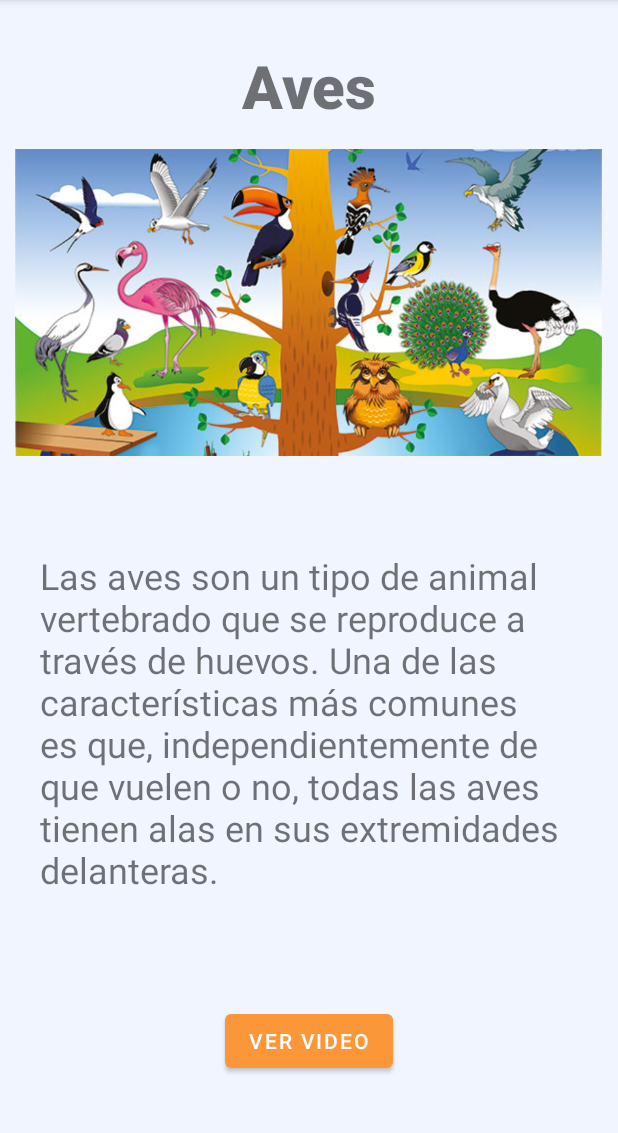
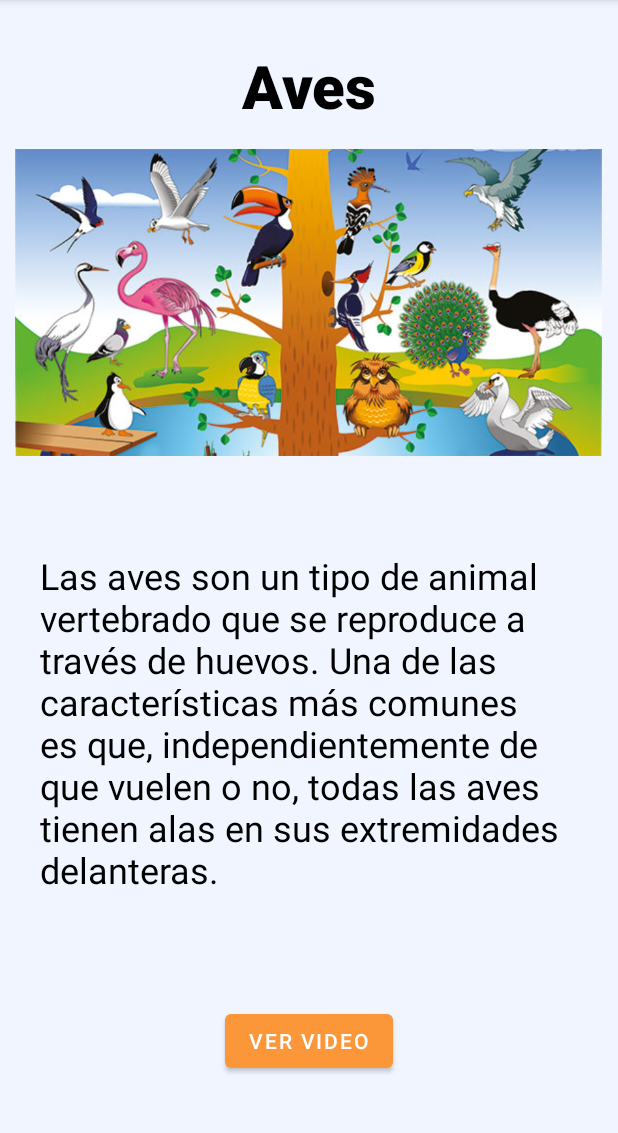
Before and after one commit to wom987/androidParcial1, an Android app: the AvesAct screen opened directly, with no data from a screen before it, on a phone screen of 412 x 824 dp, the part 84-1217 px from its top. Run offline under Robolectric (Android 15) with nearby library versions, the phone set to English and light mode, and no system bars.

Commit message:
Dark Mode issue solved!

```diff
--- a/app/src/main/res/layout/activity_aves2.xml
+++ b/app/src/main/res/layout/activity_aves2.xml
@@ -16,6 +16,7 @@
         android:layout_marginEnd="150dp"
         android:fontFamily="sans-serif-black"
         android:text="Aves"
+        android:textColor="@color/black"
         android:textSize="40sp"
         app:layout_constraintEnd_toEndOf="parent"
         app:layout_constraintStart_toStartOf="parent"
@@ -41,6 +42,7 @@
         android:layout_marginEnd="10dp"
         android:layout_marginBottom="50dp"
         android:text="Las aves son un tipo de animal vertebrado que se reproduce a través de huevos. Una de las características más comunes es que, independientemente de que vuelen o no, todas las aves tienen alas en sus extremidades delanteras. "
+        android:textColor="@color/black"
         android:textSize="24sp"
         app:layout_constraintBottom_toTopOf="@+id/btnVideoA"
         app:layout_constraintEnd_toEndOf="parent"
--- a/app/src/main/res/layout/activity_insectos2.xml
+++ b/app/src/main/res/layout/activity_insectos2.xml
@@ -16,6 +16,7 @@
         android:layout_marginEnd="150dp"
         android:fontFamily="sans-serif-black"
         android:text="Insectos"
+        android:textColor="@color/black"
         android:textSize="40sp"
         app:layout_constraintEnd_toEndOf="parent"
         app:layout_constraintStart_toStartOf="parent"
@@ -41,6 +42,7 @@
         android:layout_marginEnd="20dp"
         android:layout_marginBottom="8dp"
         android:text="Los insectos son animales pequeños que por lo general tienen un par de antenas en la cabeza, tres pares de patas en el tórax y uno o dos pares de alas en su etapa adulta. Muchos insectos tienen dos pares de alas; algunos pueden volar y otros no."
+        android:textColor="@color/black"
         android:textSize="24sp"
         app:layout_constraintBottom_toTopOf="@+id/btnVideoI"
         app:layout_constraintEnd_toEndOf="parent"
--- a/app/src/main/res/layout/activity_mamiferos2.xml
+++ b/app/src/main/res/layout/activity_mamiferos2.xml
@@ -16,6 +16,7 @@
         android:layout_marginEnd="150dp"
         android:fontFamily="sans-serif-black"
         android:text="Mamiferos"
+        android:textColor="@color/black"
         android:textSize="40sp"
         app:layout_constraintEnd_toEndOf="parent"
         app:layout_constraintStart_toStartOf="parent"
@@ -42,6 +43,7 @@
         android:layout_marginEnd="20dp"
         android:layout_marginBottom="10dp"
         android:text="Los mamíferos son un grupo de animales que tienen unas características propias que los diferencian de otros animales. Por ejemplo, gatos y perros son mamíferos, pero los peces y los loros no lo son. Nosotros, los seres humanos, también somos animales mamíferos. "
+        android:textColor="#000000"
         android:textSize="24sp"
         app:layout_constraintBottom_toTopOf="@+id/btnVideoM"
         app:layout_constraintEnd_toEndOf="parent"
--- a/app/src/main/res/layout/activity_peces2.xml
+++ b/app/src/main/res/layout/activity_peces2.xml
@@ -16,6 +16,7 @@
         android:layout_marginEnd="150dp"
         android:fontFamily="sans-serif-black"
         android:text="Peces"
+        android:textColor="@color/black"
         android:textSize="40sp"
         app:layout_constraintEnd_toEndOf="parent"
         app:layout_constraintStart_toStartOf="parent"
@@ -41,6 +42,7 @@
         android:layout_marginEnd="20dp"
         android:layout_marginBottom="8dp"
         android:text="Los peces son vertebrados acuáticos, normalmente de sangre fría, que respiran a través de las branquias y nadan gracias a sus aletas. Pueden ser de agua dulce o salada (salobre) y vivir tanto en ríos, mares, lagos, océanos y en toda la diversidad de climas.  "
+        android:textColor="@color/black"
         android:textSize="24sp"
         app:layout_constraintBottom_toTopOf="@+id/btnVideoP"
         app:layout_constraintEnd_toEndOf="parent"
```
